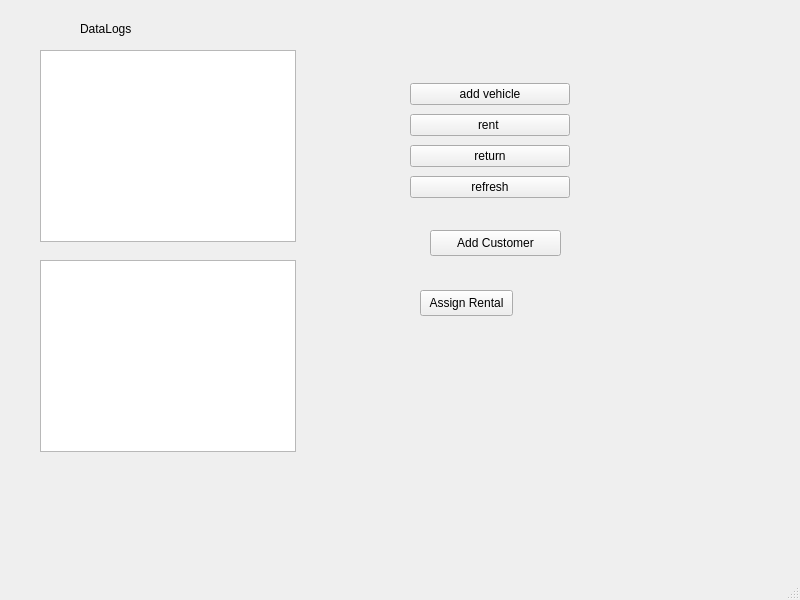
Old version of the form mainwindow.ui in the repository Larrikin47/VehicleManagementSystem.
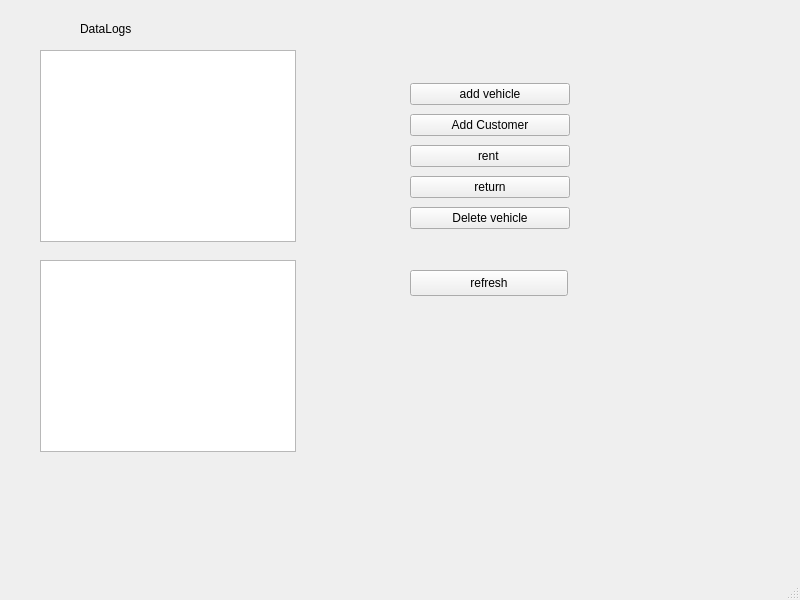
New version of the form.

Diff of the .ui file:
```diff
--- a/mainwindow.ui
+++ b/mainwindow.ui
@@ -30,17 +30,10 @@
       <x>410</x>
       <y>80</y>
       <width>160</width>
-      <height>124</height>
+      <height>156</height>
      </rect>
     </property>
     <layout class="QGridLayout" name="gridLayout">
-     <item row="2" column="0">
-      <widget class="QPushButton" name="rentButton">
-       <property name="text">
-        <string>rent </string>
-       </property>
-      </widget>
-     </item>
      <item row="1" column="0">
       <widget class="QPushButton" name="addVehicleButton">
        <property name="text">
@@ -48,20 +41,34 @@
        </property>
       </widget>
      </item>
-     <item row="4" column="0">
-      <widget class="QPushButton" name="refreshButton">
-       <property name="text">
-        <string>refresh</string>
-       </property>
-      </widget>
-     </item>
-     <item row="3" column="0">
+     <item row="5" column="0">
       <widget class="QPushButton" name="returnButton">
        <property name="text">
         <string>return</string>
        </property>
       </widget>
      </item>
+     <item row="4" column="0">
+      <widget class="QPushButton" name="rentButton">
+       <property name="text">
+        <string>rent </string>
+       </property>
+      </widget>
+     </item>
+     <item row="3" column="0">
+      <widget class="QPushButton" name="addCustomerButton">
+       <property name="text">
+        <string>Add Customer</string>
+       </property>
+      </widget>
+     </item>
+     <item row="6" column="0">
+      <widget class="QPushButton" name="deleteVehicleButton">
+       <property name="text">
+        <string>Delete vehicle</string>
+       </property>
+      </widget>
+     </item>
     </layout>
    </widget>
    <widget class="QLabel" name="titleLabel">
@@ -77,19 +84,6 @@
      <string>DataLogs</string>
     </property>
    </widget>
-   <widget class="QPushButton" name="addCustomerButton">
-    <property name="geometry">
-     <rect>
-      <x>430</x>
-      <y>230</y>
-      <width>131</width>
-      <height>26</height>
-     </rect>
-    </property>
-    <property name="text">
-     <string>Add Customer</string>
-    </property>
-   </widget>
    <widget class="QTableView" name="rentalTableView">
     <property name="geometry">
      <rect>
@@ -100,17 +94,17 @@
      </rect>
     </property>
    </widget>
-   <widget class="QPushButton" name="assignRentalButton">
+   <widget class="QPushButton" name="refreshButton">
     <property name="geometry">
      <rect>
-      <x>420</x>
-      <y>290</y>
-      <width>93</width>
+      <x>410</x>
+      <y>270</y>
+      <width>158</width>
       <height>26</height>
      </rect>
     </property>
     <property name="text">
-     <string>Assign Rental</string>
+     <string>refresh</string>
     </property>
    </widget>
   </widget>
```
